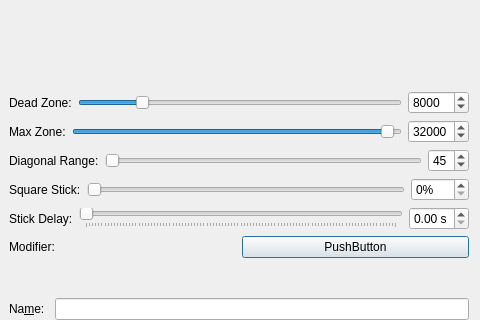
This is src/joycontrolstickeditdialog.ui in AntiMicroX/antimicrox as Qt 5 draws it before an edit; both pictures show x 222 to 702 and y 99 to 419 of the 702 by 515 pixel window. The edited form follows.
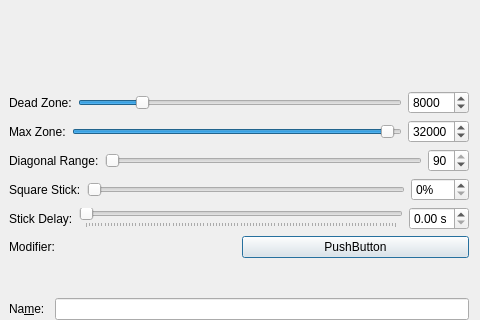
This is the edited form. Icons and pictures are not drawn. Custom widgets are drawn as their Qt base class.

```diff
--- a/src/joycontrolstickeditdialog.ui
+++ b/src/joycontrolstickeditdialog.ui
@@ -560,7 +560,7 @@
               <number>90</number>
              </property>
              <property name="value">
-              <number>45</number>
+              <number>90</number>
              </property>
             </widget>
            </item>
```
